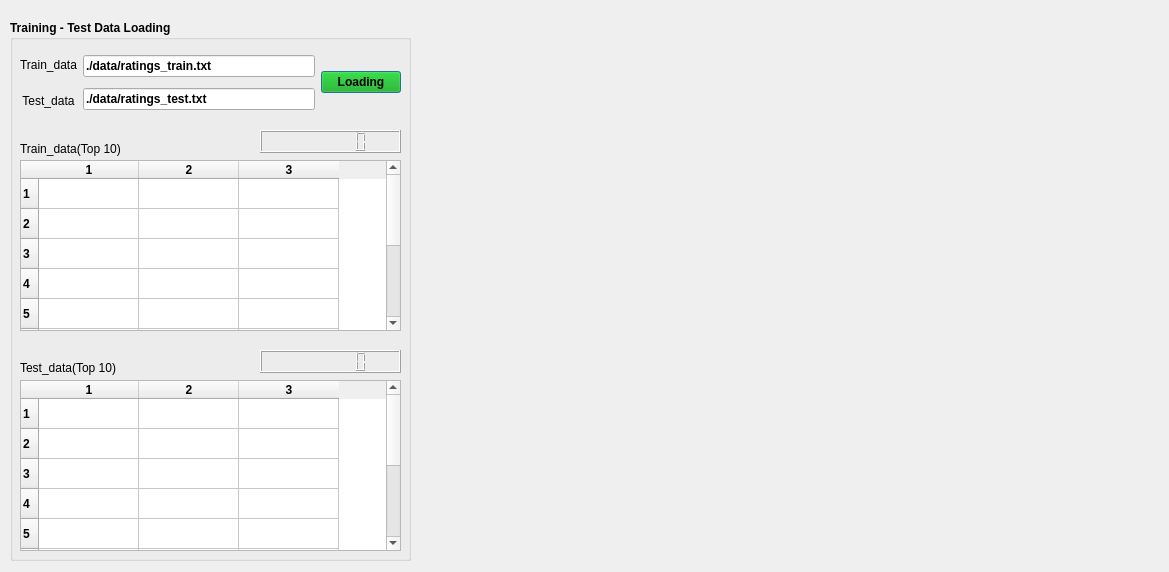
Before: the Qt Designer form Sentiment_analysis/SentimentAnalysis_UI.ui in metalnom/NLP_project2004, drawn with Qt 5.
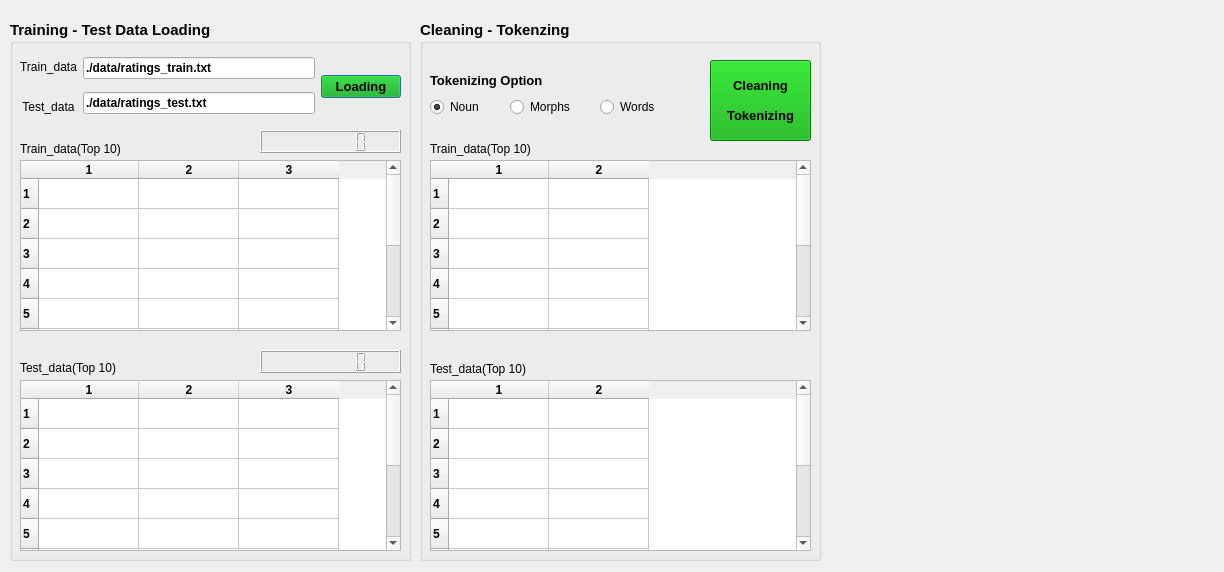
After: the same form once the commit is applied.

Commit message: Sentiment Analysis Tokenizing 완료

```diff
--- a/Sentiment_analysis/SentimentAnalysis_UI.ui
+++ b/Sentiment_analysis/SentimentAnalysis_UI.ui
@@ -6,7 +6,7 @@
    <rect>
     <x>0</x>
     <y>0</y>
-    <width>1169</width>
+    <width>1224</width>
     <height>572</height>
    </rect>
   </property>
@@ -24,6 +24,7 @@
    </property>
    <property name="font">
     <font>
+     <pointsize>11</pointsize>
      <weight>75</weight>
      <bold>true</bold>
     </font>
@@ -37,7 +38,7 @@
       <x>10</x>
       <y>30</y>
       <width>381</width>
-      <height>65</height>
+      <height>73</height>
      </rect>
     </property>
     <layout class="QHBoxLayout" name="horizontalLayout_2">
@@ -49,6 +50,7 @@
           <widget class="QLabel" name="label">
            <property name="font">
             <font>
+             <pointsize>9</pointsize>
              <weight>50</weight>
              <bold>false</bold>
             </font>
@@ -65,6 +67,7 @@
           <widget class="QLabel" name="label_2">
            <property name="font">
             <font>
+             <pointsize>9</pointsize>
              <weight>50</weight>
              <bold>false</bold>
             </font>
@@ -85,6 +88,7 @@
           <widget class="QLineEdit" name="le_train_file">
            <property name="font">
             <font>
+             <pointsize>9</pointsize>
              <weight>75</weight>
              <bold>true</bold>
             </font>
@@ -98,6 +102,7 @@
           <widget class="QLineEdit" name="le_test_file">
            <property name="font">
             <font>
+             <pointsize>9</pointsize>
              <weight>75</weight>
              <bold>true</bold>
             </font>
@@ -528,6 +533,11 @@
          </disabled>
         </palette>
        </property>
+       <property name="font">
+        <font>
+         <pointsize>10</pointsize>
+        </font>
+       </property>
        <property name="text">
         <string>Loading</string>
        </property>
@@ -546,6 +556,7 @@
     </property>
     <property name="font">
      <font>
+      <pointsize>9</pointsize>
       <weight>50</weight>
       <bold>false</bold>
      </font>
@@ -565,6 +576,7 @@
     </property>
     <property name="font">
      <font>
+      <pointsize>9</pointsize>
       <weight>50</weight>
       <bold>false</bold>
      </font>
@@ -582,6 +594,11 @@
       <height>171</height>
      </rect>
     </property>
+    <property name="font">
+     <font>
+      <pointsize>9</pointsize>
+     </font>
+    </property>
     <property name="rowCount">
      <number>10</number>
     </property>
@@ -611,6 +628,11 @@
       <height>171</height>
      </rect>
     </property>
+    <property name="font">
+     <font>
+      <pointsize>9</pointsize>
+     </font>
+    </property>
     <property name="rowCount">
      <number>10</number>
     </property>
@@ -658,6 +680,665 @@
     </property>
    </widget>
   </widget>
+  <widget class="QGroupBox" name="groupBox_2">
+   <property name="geometry">
+    <rect>
+     <x>420</x>
+     <y>20</y>
+     <width>401</width>
+     <height>541</height>
+    </rect>
+   </property>
+   <property name="font">
+    <font>
+     <pointsize>11</pointsize>
+     <weight>75</weight>
+     <bold>true</bold>
+    </font>
+   </property>
+   <property name="title">
+    <string>Cleaning - Tokenzing</string>
+   </property>
+   <widget class="QPushButton" name="btn_tokenizing">
+    <property name="geometry">
+     <rect>
+      <x>290</x>
+      <y>40</y>
+      <width>101</width>
+      <height>81</height>
+     </rect>
+    </property>
+    <property name="palette">
+     <palette>
+      <active>
+       <colorrole role="WindowText">
+        <brush brushstyle="SolidPattern">
+         <color alpha="255">
+          <red>0</red>
+          <green>0</green>
+          <blue>0</blue>
+         </color>
+        </brush>
+       </colorrole>
+       <colorrole role="Button">
+        <brush brushstyle="SolidPattern">
+         <color alpha="255">
+          <red>0</red>
+          <green>170</green>
+          <blue>0</blue>
+         </color>
+        </brush>
+       </colorrole>
+       <colorrole role="Light">
+        <brush brushstyle="SolidPattern">
+         <color alpha="255">
+          <red>0</red>
+          <green>255</green>
+          <blue>0</blue>
+         </color>
+        </brush>
+       </colorrole>
+       <colorrole role="Midlight">
+        <brush brushstyle="SolidPattern">
+         <color alpha="255">
+          <red>0</red>
+          <green>212</green>
+          <blue>0</blue>
+         </color>
+        </brush>
+       </colorrole>
+       <colorrole role="Dark">
+        <brush brushstyle="SolidPattern">
+         <color alpha="255">
+          <red>0</red>
+          <green>85</green>
+          <blue>0</blue>
+         </color>
+        </brush>
+       </colorrole>
+       <colorrole role="Mid">
+        <brush brushstyle="SolidPattern">
+         <color alpha="255">
+          <red>0</red>
+          <green>113</green>
+          <blue>0</blue>
+         </color>
+        </brush>
+       </colorrole>
+       <colorrole role="Text">
+        <brush brushstyle="SolidPattern">
+         <color alpha="255">
+          <red>0</red>
+          <green>0</green>
+          <blue>0</blue>
+         </color>
+        </brush>
+       </colorrole>
+       <colorrole role="BrightText">
+        <brush brushstyle="SolidPattern">
+         <color alpha="255">
+          <red>255</red>
+          <green>255</green>
+          <blue>255</blue>
+         </color>
+        </brush>
+       </colorrole>
+       <colorrole role="ButtonText">
+        <brush brushstyle="SolidPattern">
+         <color alpha="255">
+          <red>0</red>
+          <green>0</green>
+          <blue>0</blue>
+         </color>
+        </brush>
+       </colorrole>
+       <colorrole role="Base">
+        <brush brushstyle="SolidPattern">
+         <color alpha="255">
+          <red>255</red>
+          <green>255</green>
+          <blue>255</blue>
+         </color>
+        </brush>
+       </colorrole>
+       <colorrole role="Window">
+        <brush brushstyle="SolidPattern">
+         <color alpha="255">
+          <red>0</red>
+          <green>170</green>
+          <blue>0</blue>
+         </color>
+        </brush>
+       </colorrole>
+       <colorrole role="Shadow">
+        <brush brushstyle="SolidPattern">
+         <color alpha="255">
+          <red>0</red>
+          <green>0</green>
+          <blue>0</blue>
+         </color>
+        </brush>
+       </colorrole>
+       <colorrole role="AlternateBase">
+        <brush brushstyle="SolidPattern">
+         <color alpha="255">
+          <red>127</red>
+          <green>212</green>
+          <blue>127</blue>
+         </color>
+        </brush>
+       </colorrole>
+       <colorrole role="ToolTipBase">
+        <brush brushstyle="SolidPattern">
+         <color alpha="255">
+          <red>255</red>
+          <green>255</green>
+          <blue>220</blue>
+         </color>
+        </brush>
+       </colorrole>
+       <colorrole role="ToolTipText">
+        <brush brushstyle="SolidPattern">
+         <color alpha="255">
+          <red>0</red>
+          <green>0</green>
+          <blue>0</blue>
+         </color>
+        </brush>
+       </colorrole>
+      </active>
+      <inactive>
+       <colorrole role="WindowText">
+        <brush brushstyle="SolidPattern">
+         <color alpha="255">
+          <red>0</red>
+          <green>0</green>
+          <blue>0</blue>
+         </color>
+        </brush>
+       </colorrole>
+       <colorrole role="Button">
+        <brush brushstyle="SolidPattern">
+         <color alpha="255">
+          <red>0</red>
+          <green>170</green>
+          <blue>0</blue>
+         </color>
+        </brush>
+       </colorrole>
+       <colorrole role="Light">
+        <brush brushstyle="SolidPattern">
+         <color alpha="255">
+          <red>0</red>
+          <green>255</green>
+          <blue>0</blue>
+         </color>
+        </brush>
+       </colorrole>
+       <colorrole role="Midlight">
+        <brush brushstyle="SolidPattern">
+         <color alpha="255">
+          <red>0</red>
+          <green>212</green>
+          <blue>0</blue>
+         </color>
+        </brush>
+       </colorrole>
+       <colorrole role="Dark">
+        <brush brushstyle="SolidPattern">
+         <color alpha="255">
+          <red>0</red>
+          <green>85</green>
+          <blue>0</blue>
+         </color>
+        </brush>
+       </colorrole>
+       <colorrole role="Mid">
+        <brush brushstyle="SolidPattern">
+         <color alpha="255">
+          <red>0</red>
+          <green>113</green>
+          <blue>0</blue>
+         </color>
+        </brush>
+       </colorrole>
+       <colorrole role="Text">
+        <brush brushstyle="SolidPattern">
+         <color alpha="255">
+          <red>0</red>
+          <green>0</green>
+          <blue>0</blue>
+         </color>
+        </brush>
+       </colorrole>
+       <colorrole role="BrightText">
+        <brush brushstyle="SolidPattern">
+         <color alpha="255">
+          <red>255</red>
+          <green>255</green>
+          <blue>255</blue>
+         </color>
+        </brush>
+       </colorrole>
+       <colorrole role="ButtonText">
+        <brush brushstyle="SolidPattern">
+         <color alpha="255">
+          <red>0</red>
+          <green>0</green>
+          <blue>0</blue>
+         </color>
+        </brush>
+       </colorrole>
+       <colorrole role="Base">
+        <brush brushstyle="SolidPattern">
+         <color alpha="255">
+          <red>255</red>
+          <green>255</green>
+          <blue>255</blue>
+         </color>
+        </brush>
+       </colorrole>
+       <colorrole role="Window">
+        <brush brushstyle="SolidPattern">
+         <color alpha="255">
+          <red>0</red>
+          <green>170</green>
+          <blue>0</blue>
+         </color>
+        </brush>
+       </colorrole>
+       <colorrole role="Shadow">
+        <brush brushstyle="SolidPattern">
+         <color alpha="255">
+          <red>0</red>
+          <green>0</green>
+          <blue>0</blue>
+         </color>
+        </brush>
+       </colorrole>
+       <colorrole role="AlternateBase">
+        <brush brushstyle="SolidPattern">
+         <color alpha="255">
+          <red>127</red>
+          <green>212</green>
+          <blue>127</blue>
+         </color>
+        </brush>
+       </colorrole>
+       <colorrole role="ToolTipBase">
+        <brush brushstyle="SolidPattern">
+         <color alpha="255">
+          <red>255</red>
+          <green>255</green>
+          <blue>220</blue>
+         </color>
+        </brush>
+       </colorrole>
+       <colorrole role="ToolTipText">
+        <brush brushstyle="SolidPattern">
+         <color alpha="255">
+          <red>0</red>
+          <green>0</green>
+          <blue>0</blue>
+         </color>
+        </brush>
+       </colorrole>
+      </inactive>
+      <disabled>
+       <colorrole role="WindowText">
+        <brush brushstyle="SolidPattern">
+         <color alpha="255">
+          <red>0</red>
+          <green>85</green>
+          <blue>0</blue>
+         </color>
+        </brush>
+       </colorrole>
+       <colorrole role="Button">
+        <brush brushstyle="SolidPattern">
+         <color alpha="255">
+          <red>0</red>
+          <green>170</green>
+          <blue>0</blue>
+         </color>
+        </brush>
+       </colorrole>
+       <colorrole role="Light">
+        <brush brushstyle="SolidPattern">
+         <color alpha="255">
+          <red>0</red>
+          <green>255</green>
+          <blue>0</blue>
+         </color>
+        </brush>
+       </colorrole>
+       <colorrole role="Midlight">
+        <brush brushstyle="SolidPattern">
+         <color alpha="255">
+          <red>0</red>
+          <green>212</green>
+          <blue>0</blue>
+         </color>
+        </brush>
+       </colorrole>
+       <colorrole role="Dark">
+        <brush brushstyle="SolidPattern">
+         <color alpha="255">
+          <red>0</red>
+          <green>85</green>
+          <blue>0</blue>
+         </color>
+        </brush>
+       </colorrole>
+       <colorrole role="Mid">
+        <brush brushstyle="SolidPattern">
+         <color alpha="255">
+          <red>0</red>
+          <green>113</green>
+          <blue>0</blue>
+         </color>
+        </brush>
+       </colorrole>
+       <colorrole role="Text">
+        <brush brushstyle="SolidPattern">
+         <color alpha="255">
+          <red>0</red>
+          <green>85</green>
+          <blue>0</blue>
+         </color>
+        </brush>
+       </colorrole>
+       <colorrole role="BrightText">
+        <brush brushstyle="SolidPattern">
+         <color alpha="255">
+          <red>255</red>
+          <green>255</green>
+          <blue>255</blue>
+         </color>
+        </brush>
+       </colorrole>
+       <colorrole role="ButtonText">
+        <brush brushstyle="SolidPattern">
+         <color alpha="255">
+          <red>0</red>
+          <green>85</green>
+          <blue>0</blue>
+         </color>
+        </brush>
+       </colorrole>
+       <colorrole role="Base">
+        <brush brushstyle="SolidPattern">
+         <color alpha="255">
+          <red>0</red>
+          <green>170</green>
+          <blue>0</blue>
+         </color>
+        </brush>
+       </colorrole>
+       <colorrole role="Window">
+        <brush brushstyle="SolidPattern">
+         <color alpha="255">
+          <red>0</red>
+          <green>170</green>
+          <blue>0</blue>
+         </color>
+        </brush>
+       </colorrole>
+       <colorrole role="Shadow">
+        <brush brushstyle="SolidPattern">
+         <color alpha="255">
+          <red>0</red>
+          <green>0</green>
+          <blue>0</blue>
+         </color>
+        </brush>
+       </colorrole>
+       <colorrole role="AlternateBase">
+        <brush brushstyle="SolidPattern">
+         <color alpha="255">
+          <red>0</red>
+          <green>170</green>
+          <blue>0</blue>
+         </color>
+        </brush>
+       </colorrole>
+       <colorrole role="ToolTipBase">
+        <brush brushstyle="SolidPattern">
+         <color alpha="255">
+          <red>255</red>
+          <green>255</green>
+          <blue>220</blue>
+         </color>
+        </brush>
+       </colorrole>
+       <colorrole role="ToolTipText">
+        <brush brushstyle="SolidPattern">
+         <color alpha="255">
+          <red>0</red>
+          <green>0</green>
+          <blue>0</blue>
+         </color>
+        </brush>
+       </colorrole>
+      </disabled>
+     </palette>
+    </property>
+    <property name="font">
+     <font>
+      <pointsize>10</pointsize>
+     </font>
+    </property>
+    <property name="text">
+     <string>Cleaning
+
+Tokenizing</string>
+    </property>
+   </widget>
+   <widget class="QTableWidget" name="tbl_test_token">
+    <property name="geometry">
+     <rect>
+      <x>10</x>
+      <y>360</y>
+      <width>381</width>
+      <height>171</height>
+     </rect>
+    </property>
+    <property name="font">
+     <font>
+      <pointsize>9</pointsize>
+     </font>
+    </property>
+    <property name="rowCount">
+     <number>10</number>
+    </property>
+    <property name="columnCount">
+     <number>2</number>
+    </property>
+    <row/>
+    <row/>
+    <row/>
+    <row/>
+    <row/>
+    <row/>
+    <row/>
+    <row/>
+    <row/>
+    <row/>
+    <column/>
+    <column/>
+   </widget>
+   <widget class="QLabel" name="label_6">
+    <property name="geometry">
+     <rect>
+      <x>10</x>
+      <y>340</y>
+      <width>131</width>
+      <height>18</height>
+     </rect>
+    </property>
+    <property name="font">
+     <font>
+      <pointsize>9</pointsize>
+      <weight>50</weight>
+      <bold>false</bold>
+     </font>
+    </property>
+    <property name="text">
+     <string>Test_data(Top 10)</string>
+    </property>
+   </widget>
+   <widget class="QLabel" name="label_5">
+    <property name="geometry">
+     <rect>
+      <x>10</x>
+      <y>120</y>
+      <width>131</width>
+      <height>18</height>
+     </rect>
+    </property>
+    <property name="font">
+     <font>
+      <pointsize>9</pointsize>
+      <weight>50</weight>
+      <bold>false</bold>
+     </font>
+    </property>
+    <property name="text">
+     <string>Train_data(Top 10)</string>
+    </property>
+   </widget>
+   <widget class="QRadioButton" name="rb_noun">
+    <property name="geometry">
+     <rect>
+      <x>10</x>
+      <y>75</y>
+      <width>81</width>
+      <height>24</height>
+     </rect>
+    </property>
+    <property name="font">
+     <font>
+      <pointsize>9</pointsize>
+      <weight>50</weight>
+      <bold>false</bold>
+     </font>
+    </property>
+    <property name="text">
+     <string>Noun</string>
+    </property>
+    <property name="checkable">
+     <bool>true</bool>
+    </property>
+    <property name="checked">
+     <bool>true</bool>
+    </property>
+   </widget>
+   <widget class="QTableWidget" name="tbl_train_token">
+    <property name="geometry">
+     <rect>
+      <x>10</x>
+      <y>140</y>
+      <width>381</width>
+      <height>171</height>
+     </rect>
+    </property>
+    <property name="font">
+     <font>
+      <pointsize>9</pointsize>
+     </font>
+    </property>
+    <property name="rowCount">
+     <number>10</number>
+    </property>
+    <property name="columnCount">
+     <number>2</number>
+    </property>
+    <row/>
+    <row/>
+    <row/>
+    <row/>
+    <row/>
+    <row/>
+    <row/>
+    <row/>
+    <row/>
+    <row/>
+    <column/>
+    <column/>
+   </widget>
+   <widget class="QRadioButton" name="rb_morphs">
+    <property name="geometry">
+     <rect>
+      <x>90</x>
+      <y>75</y>
+      <width>91</width>
+      <height>24</height>
+     </rect>
+    </property>
+    <property name="font">
+     <font>
+      <pointsize>9</pointsize>
+      <weight>50</weight>
+      <bold>false</bold>
+     </font>
+    </property>
+    <property name="text">
+     <string>Morphs</string>
+    </property>
+    <property name="checkable">
+     <bool>true</bool>
+    </property>
+    <property name="checked">
+     <bool>false</bool>
+    </property>
+   </widget>
+   <widget class="QRadioButton" name="rb_words">
+    <property name="geometry">
+     <rect>
+      <x>180</x>
+      <y>75</y>
+      <width>91</width>
+      <height>24</height>
+     </rect>
+    </property>
+    <property name="font">
+     <font>
+      <pointsize>9</pointsize>
+      <weight>50</weight>
+      <bold>false</bold>
+     </font>
+    </property>
+    <property name="text">
+     <string>Words</string>
+    </property>
+    <property name="checkable">
+     <bool>true</bool>
+    </property>
+    <property name="checked">
+     <bool>false</bool>
+    </property>
+   </widget>
+   <widget class="QLabel" name="label_7">
+    <property name="geometry">
+     <rect>
+      <x>10</x>
+      <y>51</y>
+      <width>151</width>
+      <height>18</height>
+     </rect>
+    </property>
+    <property name="font">
+     <font>
+      <pointsize>10</pointsize>
+      <weight>75</weight>
+      <bold>true</bold>
+     </font>
+    </property>
+    <property name="text">
+     <string>Tokenizing Option</string>
+    </property>
+   </widget>
+  </widget>
  </widget>
  <resources/>
  <connections/>
```
The commit also changes 3 other files.
